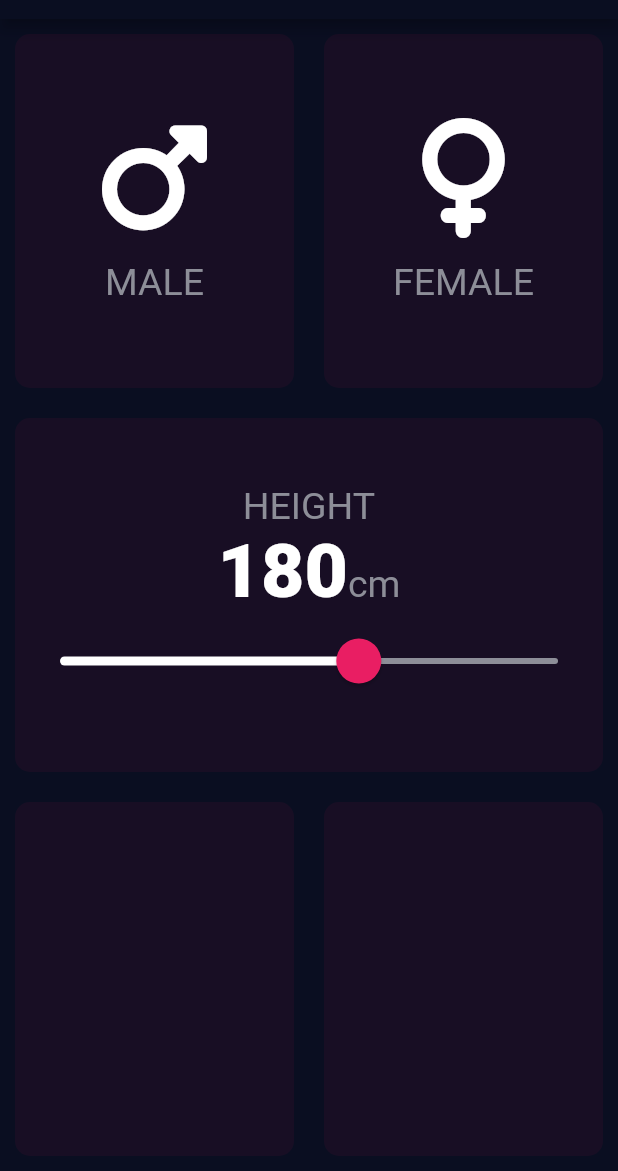
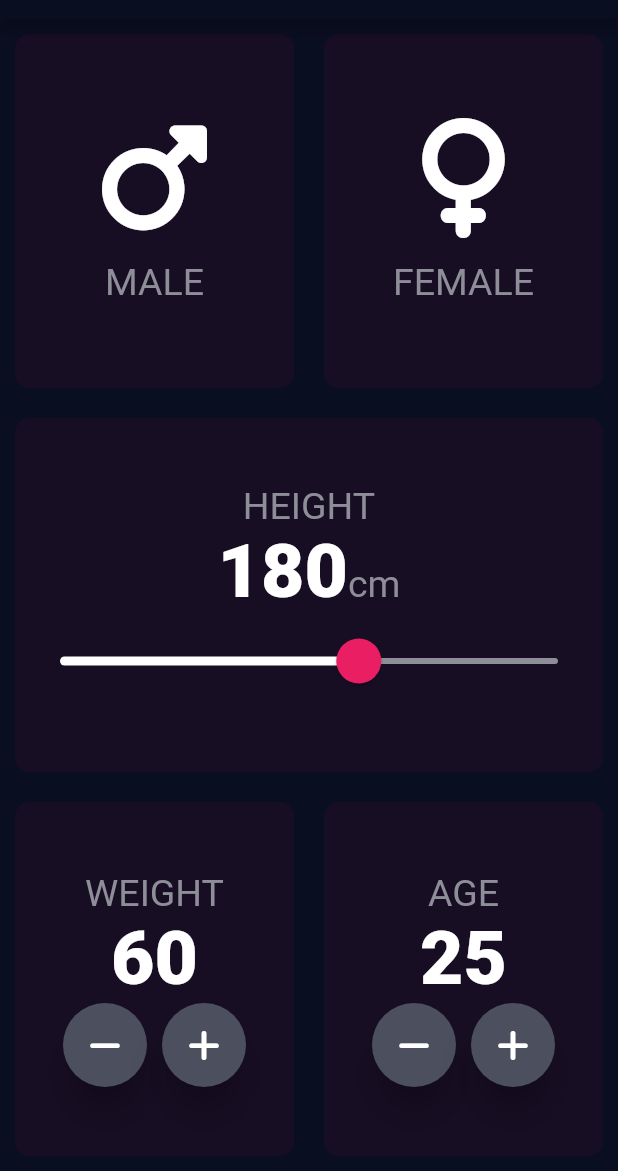
Before and after one commit to alichur/bmi-calculator, a Flutter app: the screen it shows after launch, on a phone screen of 412 x 824 dp, the part 65-1236 px from its top. Run offline on Flutter 3.47's test engine with Material 2 defaults, Android fonts, the phone set to English and light mode, and no system bars; our stand-ins replace font_awesome_flutter.

Commit message:
Add age component and custom button

```diff
--- a/lib/input_page.dart
+++ b/lib/input_page.dart
@@ -15,6 +15,8 @@ class InputPage extends StatefulWidget {
 class _InputPageState extends State<InputPage> {
   Genders selectedGender;
   int height = 180;
+  int weight = 60;
+  int age = 25;
   @override
   Widget build(BuildContext context) {
     return Scaffold(
@@ -27,7 +29,6 @@ class _InputPageState extends State<InputPage> {
           child: Row(children: [
             Expanded(
               child: ReusableCard(
-                onGesture: updated,
                 color: selectedGender == Genders.male
                     ? kActiveCardColor
                     : kCardColor,
@@ -93,22 +94,90 @@ class _InputPageState extends State<InputPage> {
         Expanded(
           child: Row(children: [
             Expanded(
-              child: ReusableCard(color: kCardColor),
+              child: ReusableCard(
+                  cardChild: Column(
+                      mainAxisAlignment: MainAxisAlignment.center,
+                      children: [
+                        Text('WEIGHT', style: kLabelTextStyle),
+                        Text(weight.toString(), style: kNumberStyle),
+                        Row(
+                          mainAxisAlignment: MainAxisAlignment.center,
+                          children: [
+                            RoundIconButton(
+                              icon: FontAwesomeIcons.minus,
+                              onPressed: () {
+                                print('weight up');
+                                setState(() {
+                                  this.weight--;
+                                });
+                              },
+                            ),
+                            SizedBox(width: 10),
+                            RoundIconButton(
+                              icon: FontAwesomeIcons.plus,
+                              onPressed: () {
+                                setState(() {
+                                  this.weight++;
+                                });
+                              },
+                            ),
+                          ],
+                        ),
+                      ]),
+                  color: kCardColor),
             ),
             Expanded(
-              child: ReusableCard(color: kCardColor),
+              child: ReusableCard(
+                  cardChild: Column(
+                      mainAxisAlignment: MainAxisAlignment.center,
+                      children: [
+                        Text('AGE', style: kLabelTextStyle),
+                        Text(age.toString(), style: kNumberStyle),
+                        Row(
+                          mainAxisAlignment: MainAxisAlignment.center,
+                          children: [
+                            RoundIconButton(
+                              icon: FontAwesomeIcons.minus,
+                              onPressed: () {
+                                setState(() {
+                                  this.age--;
+                                });
+                              },
+                            ),
+                            SizedBox(width: 10),
+                            RoundIconButton(
+                              icon: FontAwesomeIcons.plus,
+                              onPressed: () {
+                                setState(() {
+                                  this.age++;
+                                });
+                              },
+                            ),
+                          ],
+                        ),
+                      ]),
+                  color: kCardColor),
             ),
           ]),
         ),
       ]),
     );
   }
+}
 
-  updated() {
-    setState(
-      () {
-        selectedGender = Genders.male;
-      },
-    );
+class RoundIconButton extends StatelessWidget {
+  final IconData icon;
+  final Function onPressed;
+  RoundIconButton({@required this.icon, @required this.onPressed});
+
+  @override
+  Widget build(BuildContext context) {
+    return RawMaterialButton(
+        child: Icon(icon),
+        fillColor: Color(0xFF4C4F5E),
+        elevation: 10,
+        constraints: BoxConstraints.tightFor(width: 56, height: 56),
+        shape: CircleBorder(),
+        onPressed: onPressed);
   }
 }
```
